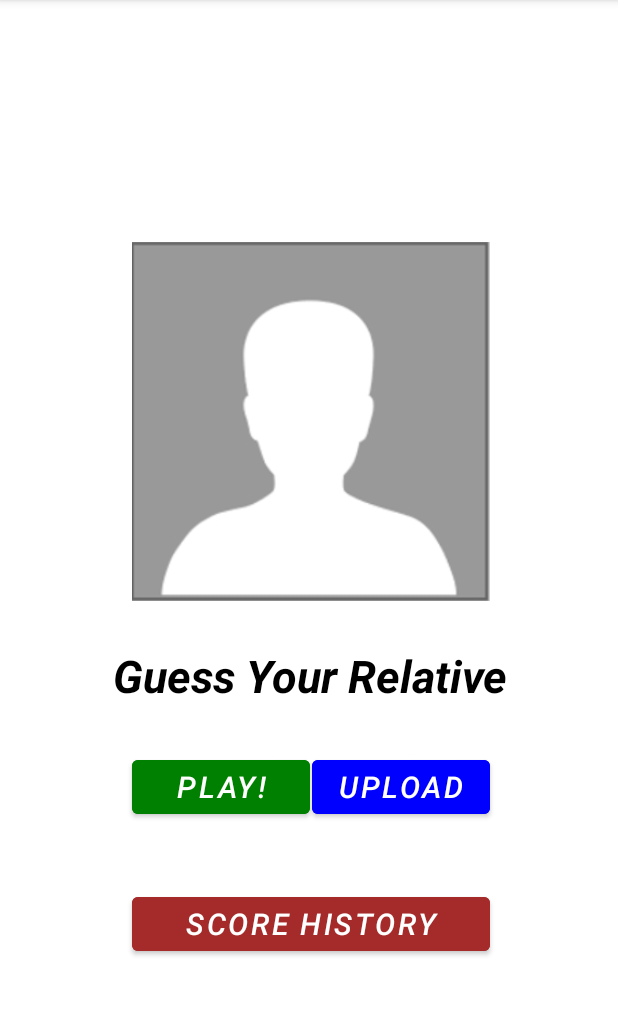
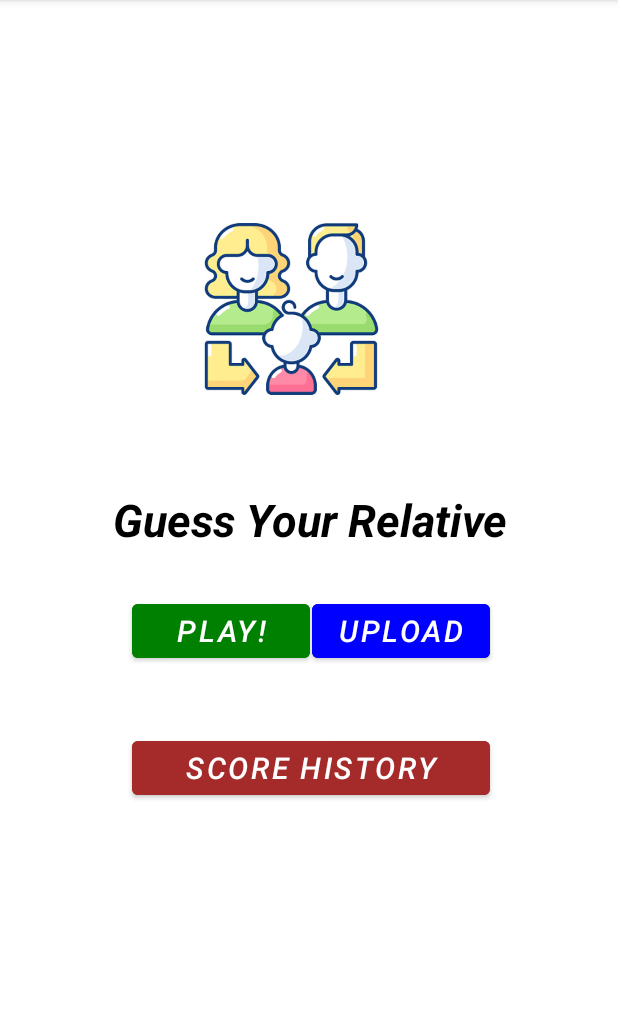
Before and after one commit to VolkanDavsan/AndroidProject, an Android app: the screen it shows after launch (MainActivity), on a phone screen of 412 x 824 dp, the part 84-1100 px from its top. Run offline under Robolectric (Android 15) with nearby library versions, the phone set to English and light mode, and no system bars; our stand-ins replace Firebase (no records; nobody signed in at launch, a user with empty details on screens opened directly).

Commit message:
CSS Düzenlemeleri.

```diff
--- a/app/src/main/res/layout/activity_main.xml
+++ b/app/src/main/res/layout/activity_main.xml
@@ -18,19 +18,19 @@
 
         <ImageView
             android:id="@+id/appPhoto"
-            android:layout_width="269dp"
-            android:layout_height="wrap_content"
+            android:layout_width="276dp"
+            android:layout_height="205dp"
             android:layout_alignParentStart="true"
             android:layout_alignParentLeft="true"
             android:layout_alignParentTop="true"
             android:layout_alignParentEnd="true"
             android:layout_alignParentRight="true"
-            android:layout_marginStart="55dp"
-            android:layout_marginLeft="55dp"
-            android:layout_marginTop="100dp"
-            android:layout_marginEnd="55dp"
-            android:layout_marginRight="55dp"
-            android:src="@drawable/rphoto"
+            android:layout_marginStart="69dp"
+            android:layout_marginLeft="69dp"
+            android:layout_marginTop="54dp"
+            android:layout_marginEnd="95dp"
+            android:layout_marginRight="95dp"
+            android:src="@drawable/family"
             app:layout_constraintEnd_toEndOf="parent"
             app:layout_constraintTop_toTopOf="parent" />
 
--- a/app/src/main/res/layout/item.xml
+++ b/app/src/main/res/layout/item.xml
@@ -1,11 +1,11 @@
 <?xml version="1.0" encoding="utf-8"?>
 <androidx.cardview.widget.CardView xmlns:android="http://schemas.android.com/apk/res/android"
     android:layout_width="match_parent"
-    android:layout_height="match_parent"
+    android:layout_height="wrap_content"
     xmlns:app="http://schemas.android.com/apk/res-auto"
     app:cardElevation="8dp"
     app:cardCornerRadius="8dp"
-    android:layout_margin="16dp">
+    android:layout_margin="8dp">
     <LinearLayout
         android:layout_width="wrap_content"
         android:layout_height="wrap_content"
```
Also changed, not shown: app/src/main/res/drawable/family.jpg (added).
